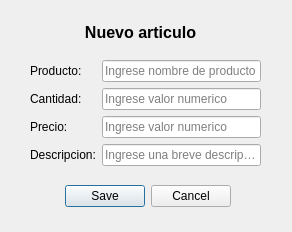
Above: app_proyecto/Qt/window_agregar.ui from nvargas24/App_stock before the change. Below: the same form after it.
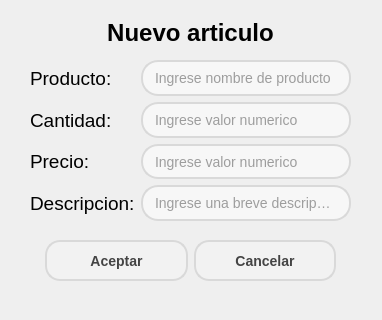
That is the form after the change.

```diff
--- a/app_proyecto/Qt/window_agregar.ui
+++ b/app_proyecto/Qt/window_agregar.ui
@@ -6,8 +6,8 @@
    <rect>
     <x>0</x>
     <y>0</y>
-    <width>292</width>
-    <height>232</height>
+    <width>382</width>
+    <height>320</height>
    </rect>
   </property>
   <property name="windowTitle">
@@ -16,7 +16,7 @@
   <widget class="QLabel" name="titulo">
    <property name="geometry">
     <rect>
-     <x>30</x>
+     <x>80</x>
      <y>10</y>
      <width>221</width>
      <height>45</height>
@@ -24,7 +24,8 @@
    </property>
    <property name="font">
     <font>
-     <pointsize>12</pointsize>
+     <family>Segoe UI</family>
+     <pointsize>18</pointsize>
      <weight>75</weight>
      <bold>true</bold>
     </font>
@@ -36,20 +37,37 @@
     <set>Qt::AlignCenter</set>
    </property>
   </widget>
-  <widget class="QDialogButtonBox" name="btns_option">
+  <widget class="QLabel" name="notificacion">
    <property name="geometry">
     <rect>
-     <x>60</x>
-     <y>180</y>
-     <width>171</width>
-     <height>32</height>
+     <x>100</x>
+     <y>290</y>
+     <width>161</width>
+     <height>20</height>
     </rect>
    </property>
-   <property name="orientation">
-    <enum>Qt::Horizontal</enum>
+   <property name="font">
+    <font>
+     <family>Segoe UI</family>
+     <pointsize>9</pointsize>
+     <weight>75</weight>
+     <bold>true</bold>
+    </font>
    </property>
-   <property name="standardButtons">
-    <set>QDialogButtonBox::Cancel|QDialogButtonBox::Save</set>
+   <property name="layoutDirection">
+    <enum>Qt::LeftToRight</enum>
+   </property>
+   <property name="styleSheet">
+    <string notr="true">color: #aa0000</string>
+   </property>
+   <property name="text">
+    <string/>
+   </property>
+   <property name="alignment">
+    <set>Qt::AlignRight|Qt::AlignTrailing|Qt::AlignVCenter</set>
+   </property>
+   <property name="textInteractionFlags">
+    <set>Qt::LinksAccessibleByMouse|Qt::TextEditable</set>
    </property>
   </widget>
   <widget class="QWidget" name="layoutWidget">
@@ -57,8 +75,8 @@
     <rect>
      <x>30</x>
      <y>60</y>
-     <width>231</width>
-     <height>111</height>
+     <width>321</width>
+     <height>161</height>
     </rect>
    </property>
    <layout class="QFormLayout" name="formLayout">
@@ -66,7 +84,8 @@
      <widget class="QLabel" name="label_nombre">
       <property name="font">
        <font>
-        <pointsize>9</pointsize>
+        <family>Segoe UI</family>
+        <pointsize>14</pointsize>
        </font>
       </property>
       <property name="text">
@@ -76,14 +95,16 @@
     </item>
     <item row="0" column="1">
      <widget class="QLineEdit" name="in_nombre">
-      <property name="enabled">
-       <bool>true</bool>
+      <property name="sizePolicy">
+       <sizepolicy hsizetype="Expanding" vsizetype="Expanding">
+        <horstretch>0</horstretch>
+        <verstretch>0</verstretch>
+       </sizepolicy>
       </property>
-      <property name="cursor">
-       <cursorShape>IBeamCursor</cursorShape>
-      </property>
-      <property name="mouseTracking">
-       <bool>false</bool>
+      <property name="font">
+       <font>
+        <pointsize>-1</pointsize>
+       </font>
       </property>
       <property name="tabletTracking">
        <bool>false</bool>
@@ -100,6 +121,20 @@
       <property name="autoFillBackground">
        <bool>false</bool>
       </property>
+      <property name="styleSheet">
+       <string notr="true">QLineEdit {
+    background-color: #F7F7F7; /* Color de fondo */
+    border: 2px solid #D9D9D9; /* Borde gris claro */
+    border-radius: 17px; /* Bordes curvos */
+    padding: 5px 10px; /* Espacio interno para texto */
+    font-size: 14px; /* Tamaño de fuente */
+    color: #444444; /* Color de texto */
+}
+QLineEdit:focus {
+    border-color: #0078d7; /* Cambia el color del borde cuando se selecciona el QLineEdit */
+    outline: none; /* Elimina el contorno alrededor del QLineEdit al seleccionarlo */
+}</string>
+      </property>
       <property name="inputMethodHints">
        <set>Qt::ImhNone</set>
       </property>
@@ -115,9 +150,6 @@
       <property name="frame">
        <bool>true</bool>
       </property>
-      <property name="echoMode">
-       <enum>QLineEdit::Normal</enum>
-      </property>
       <property name="dragEnabled">
        <bool>false</bool>
       </property>
@@ -136,7 +168,8 @@
      <widget class="QLabel" name="label_cant">
       <property name="font">
        <font>
-        <pointsize>9</pointsize>
+        <family>Segoe UI</family>
+        <pointsize>14</pointsize>
        </font>
       </property>
       <property name="text">
@@ -146,6 +179,17 @@
     </item>
     <item row="1" column="1">
      <widget class="QLineEdit" name="in_cant">
+      <property name="sizePolicy">
+       <sizepolicy hsizetype="Expanding" vsizetype="Expanding">
+        <horstretch>0</horstretch>
+        <verstretch>0</verstretch>
+       </sizepolicy>
+      </property>
+      <property name="font">
+       <font>
+        <pointsize>-1</pointsize>
+       </font>
+      </property>
       <property name="tabletTracking">
        <bool>false</bool>
       </property>
@@ -155,6 +199,21 @@
       <property name="autoFillBackground">
        <bool>false</bool>
       </property>
+      <property name="styleSheet">
+       <string notr="true">QLineEdit {
+    background-color: #F7F7F7; /* Color de fondo */
+    border: 2px solid #D9D9D9; /* Borde gris claro */
+    border-radius: 17px; /* Bordes curvos */
+    padding: 5px 10px; /* Espacio interno para texto */
+    font-size: 14px; /* Tamaño de fuente */
+    color: #444444; /* Color de texto */
+}
+QLineEdit:focus {
+    border-color: #0078d7; /* Cambia el color del borde cuando se selecciona el QLineEdit */
+    outline: none; /* Elimina el contorno alrededor del QLineEdit al seleccionarlo */
+}
+</string>
+      </property>
       <property name="inputMethodHints">
        <set>Qt::ImhNone</set>
       </property>
@@ -188,7 +247,8 @@
      <widget class="QLabel" name="label_precio">
       <property name="font">
        <font>
-        <pointsize>9</pointsize>
+        <family>Segoe UI</family>
+        <pointsize>14</pointsize>
        </font>
       </property>
       <property name="text">
@@ -198,6 +258,17 @@
     </item>
     <item row="2" column="1">
      <widget class="QLineEdit" name="in_precio">
+      <property name="sizePolicy">
+       <sizepolicy hsizetype="Expanding" vsizetype="Expanding">
+        <horstretch>0</horstretch>
+        <verstretch>0</verstretch>
+       </sizepolicy>
+      </property>
+      <property name="font">
+       <font>
+        <pointsize>-1</pointsize>
+       </font>
+      </property>
       <property name="tabletTracking">
        <bool>false</bool>
       </property>
@@ -207,6 +278,20 @@
       <property name="autoFillBackground">
        <bool>false</bool>
       </property>
+      <property name="styleSheet">
+       <string notr="true">QLineEdit {
+    background-color: #F7F7F7; /* Color de fondo */
+    border: 2px solid #D9D9D9; /* Borde gris claro */
+    border-radius: 17px; /* Bordes curvos */
+    padding: 5px 10px; /* Espacio interno para texto */
+    font-size: 14px; /* Tamaño de fuente */
+    color: #444444; /* Color de texto */
+}
+QLineEdit:focus {
+    border-color: #0078d7; /* Cambia el color del borde cuando se selecciona el QLineEdit */
+    outline: none; /* Elimina el contorno alrededor del QLineEdit al seleccionarlo */
+}</string>
+      </property>
       <property name="inputMethodHints">
        <set>Qt::ImhNone</set>
       </property>
@@ -240,7 +325,8 @@
      <widget class="QLabel" name="label_descrip">
       <property name="font">
        <font>
-        <pointsize>9</pointsize>
+        <family>Segoe UI</family>
+        <pointsize>14</pointsize>
        </font>
       </property>
       <property name="text">
@@ -250,6 +336,17 @@
     </item>
     <item row="3" column="1">
      <widget class="QLineEdit" name="in_descrip">
+      <property name="sizePolicy">
+       <sizepolicy hsizetype="Expanding" vsizetype="Expanding">
+        <horstretch>0</horstretch>
+        <verstretch>0</verstretch>
+       </sizepolicy>
+      </property>
+      <property name="font">
+       <font>
+        <pointsize>-1</pointsize>
+       </font>
+      </property>
       <property name="tabletTracking">
        <bool>false</bool>
       </property>
@@ -259,6 +356,20 @@
       <property name="autoFillBackground">
        <bool>false</bool>
       </property>
+      <property name="styleSheet">
+       <string notr="true">QLineEdit {
+    background-color: #F7F7F7; /* Color de fondo */
+    border: 2px solid #D9D9D9; /* Borde gris claro */
+    border-radius: 17px; /* Bordes curvos */
+    padding: 5px 10px; /* Espacio interno para texto */
+    font-size: 14px; /* Tamaño de fuente */
+    color: #444444; /* Color de texto */
+}
+QLineEdit:focus {
+    border-color: #0078d7; /* Cambia el color del borde cuando se selecciona el QLineEdit */
+    outline: none; /* Elimina el contorno alrededor del QLineEdit al seleccionarlo */
+}</string>
+      </property>
       <property name="inputMethodHints">
        <set>Qt::ImhNone</set>
       </property>
@@ -290,36 +401,153 @@
     </item>
    </layout>
   </widget>
-  <widget class="QLabel" name="notificacion">
+  <widget class="QWidget" name="horizontalLayoutWidget">
    <property name="geometry">
     <rect>
-     <x>90</x>
-     <y>210</y>
-     <width>161</width>
-     <height>20</height>
+     <x>30</x>
+     <y>240</y>
+     <width>321</width>
+     <height>41</height>
     </rect>
    </property>
-   <property name="font">
-    <font>
-     <weight>75</weight>
-     <bold>true</bold>
-    </font>
-   </property>
-   <property name="layoutDirection">
-    <enum>Qt::LeftToRight</enum>
-   </property>
-   <property name="styleSheet">
-    <string notr="true">color: #aa0000</string>
-   </property>
-   <property name="text">
-    <string/>
-   </property>
-   <property name="alignment">
-    <set>Qt::AlignRight|Qt::AlignTrailing|Qt::AlignVCenter</set>
-   </property>
-   <property name="textInteractionFlags">
-    <set>Qt::LinksAccessibleByMouse|Qt::TextEditable</set>
-   </property>
+   <layout class="QHBoxLayout" name="horizontalLayout">
+    <property name="leftMargin">
+     <number>15</number>
+    </property>
+    <property name="rightMargin">
+     <number>15</number>
+    </property>
+    <item>
+     <widget class="QPushButton" name="btn_aceptar">
+      <property name="enabled">
+       <bool>true</bool>
+      </property>
+      <property name="sizePolicy">
+       <sizepolicy hsizetype="Preferred" vsizetype="Expanding">
+        <horstretch>0</horstretch>
+        <verstretch>0</verstretch>
+       </sizepolicy>
+      </property>
+      <property name="font">
+       <font>
+        <family>Segoe UI</family>
+        <pointsize>-1</pointsize>
+        <weight>75</weight>
+        <bold>true</bold>
+       </font>
+      </property>
+      <property name="styleSheet">
+       <string notr="true">QPushButton {
+    background-color: #F2F2F2; /* Color de fondo */
+    border: 2px solid #D9D9D9; /* Borde gris claro */
+    border-radius: 15px; /* Bordes curvos */
+    padding: 5px 10px; /* Espacio interno para texto */
+    font-weight: bold; /* Texto en negrita */
+    font-size: 14px; /* Tamaño de fuente */
+    color: #444444; /* Color de texto */
+}
+
+QPushButton:hover {
+    background-color: #88AEF1; /* Color celeste */
+    border-color: #0078D7; /* Borde celeste */
+    color: #FFFFFF; /* Color de texto blanco */
+}</string>
+      </property>
+      <property name="inputMethodHints">
+       <set>Qt::ImhSensitiveData|Qt::ImhUppercaseOnly</set>
+      </property>
+      <property name="text">
+       <string>Aceptar</string>
+      </property>
+      <property name="checkable">
+       <bool>true</bool>
+      </property>
+      <property name="checked">
+       <bool>true</bool>
+      </property>
+      <property name="autoRepeat">
+       <bool>true</bool>
+      </property>
+      <property name="autoRepeatDelay">
+       <number>150</number>
+      </property>
+      <property name="autoDefault">
+       <bool>false</bool>
+      </property>
+      <property name="default">
+       <bool>false</bool>
+      </property>
+      <property name="flat">
+       <bool>false</bool>
+      </property>
+     </widget>
+    </item>
+    <item>
+     <widget class="QPushButton" name="btn_cancelar">
+      <property name="enabled">
+       <bool>true</bool>
+      </property>
+      <property name="sizePolicy">
+       <sizepolicy hsizetype="Preferred" vsizetype="Expanding">
+        <horstretch>0</horstretch>
+        <verstretch>0</verstretch>
+       </sizepolicy>
+      </property>
+      <property name="font">
+       <font>
+        <family>Segoe UI</family>
+        <pointsize>-1</pointsize>
+        <weight>75</weight>
+        <bold>true</bold>
+       </font>
+      </property>
+      <property name="styleSheet">
+       <string notr="true">QPushButton {
+    background-color: #F2F2F2; /* Color de fondo */
+    border: 2px solid #D9D9D9; /* Borde gris claro */
+    border-radius: 15px; /* Bordes curvos */
+    padding: 5px 10px; /* Espacio interno para texto */
+    font-weight: bold; /* Texto en negrita */
+    font-size: 14px; /* Tamaño de fuente */
+    color: #444444; /* Color de texto */
+}
+
+QPushButton:hover {
+    background-color: #88AEF1; /* Color celeste */
+    border-color: #0078D7; /* Borde celeste */
+    color: #FFFFFF; /* Color de texto blanco */
+}</string>
+      </property>
+      <property name="inputMethodHints">
+       <set>Qt::ImhSensitiveData|Qt::ImhUppercaseOnly</set>
+      </property>
+      <property name="text">
+       <string>Cancelar</string>
+      </property>
+      <property name="checkable">
+       <bool>true</bool>
+      </property>
+      <property name="checked">
+       <bool>true</bool>
+      </property>
+      <property name="autoRepeat">
+       <bool>true</bool>
+      </property>
+      <property name="autoRepeatDelay">
+       <number>150</number>
+      </property>
+      <property name="autoDefault">
+       <bool>false</bool>
+      </property>
+      <property name="default">
+       <bool>false</bool>
+      </property>
+      <property name="flat">
+       <bool>false</bool>
+      </property>
+     </widget>
+    </item>
+   </layout>
   </widget>
  </widget>
  <resources/>
```
Left out of the diff: 10 changed lines with no effect on the pictures.
